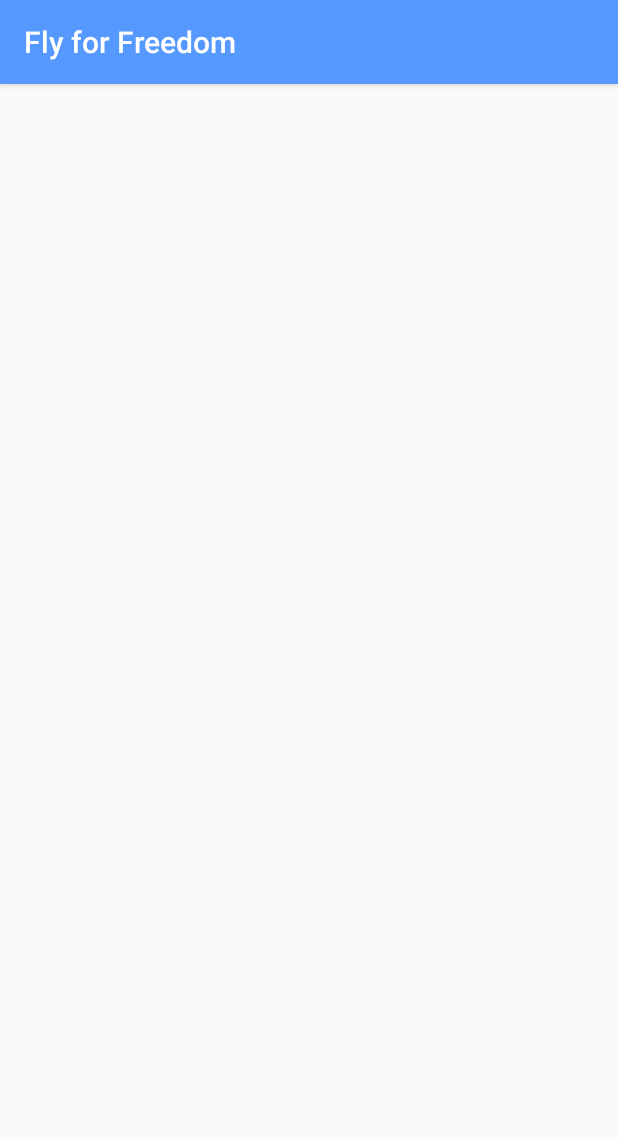
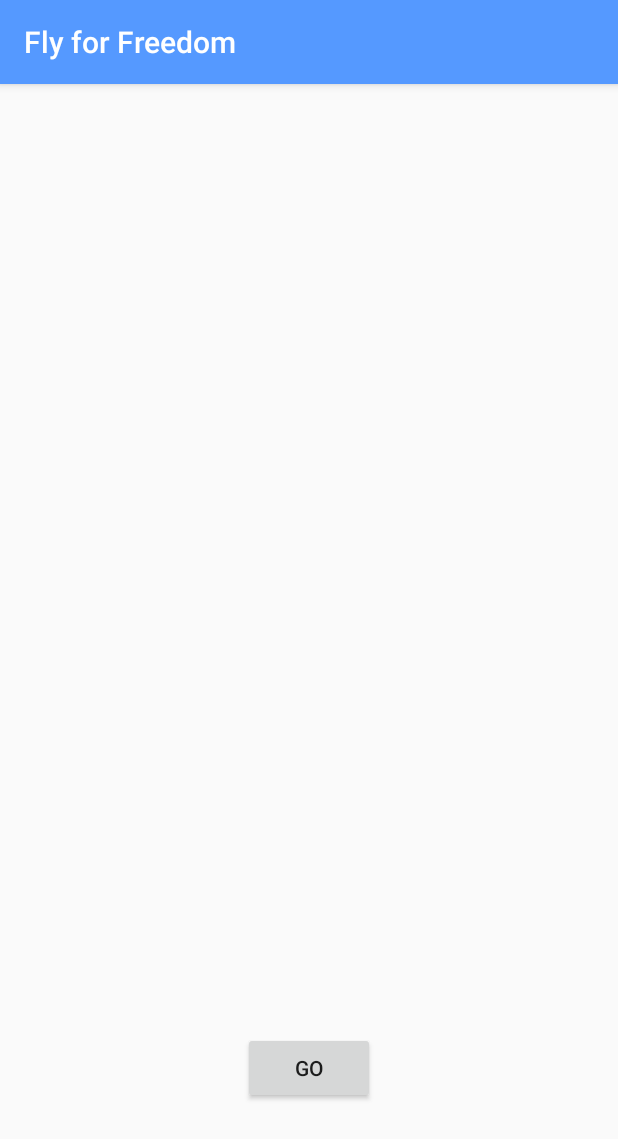
Before and after one commit to ChingWenWen/Fly-for-Freedom, an Android app: the MainActivity screen opened directly, with no data from a screen before it, on a phone screen of 412 x 824 dp. Shown: the top 1139 px of the screen. Run offline under Robolectric (Android 15) with nearby library versions, the phone set to English and light mode, and no system bars.

Commit message:
切換頁面

```diff
--- a/app/src/main/java/com/example/flyforfreedom/MainActivity.java
+++ b/app/src/main/java/com/example/flyforfreedom/MainActivity.java
@@ -2,13 +2,23 @@
 
 import androidx.appcompat.app.AppCompatActivity;
 
+import android.content.Intent;
 import android.os.Bundle;
+import android.view.View;
+import android.widget.Button;
 
 public class MainActivity extends AppCompatActivity {
-
+    private Button go;
     @Override
     protected void onCreate(Bundle savedInstanceState) {
         super.onCreate(savedInstanceState);
         setContentView(R.layout.activity_main);
+
+        go = findViewById(R.id.go);
+    }
+
+    public void onClick(View v){
+        Intent intent = new Intent(this, ChooseAirplaneActivity.class);
+        startActivity(intent);
     }
 }
--- a/app/src/main/res/layout/activity_main.xml
+++ b/app/src/main/res/layout/activity_main.xml
@@ -6,4 +6,17 @@
     android:layout_height="match_parent"
     tools:context=".MainActivity">
 
+    <Button
+        android:id="@+id/go"
+        android:layout_width="wrap_content"
+        android:layout_height="wrap_content"
+        android:layout_marginStart="161dp"
+        android:layout_marginLeft="161dp"
+        android:layout_marginEnd="162dp"
+        android:layout_marginRight="162dp"
+        android:layout_marginBottom="88dp"
+        android:text="GO"
+        app:layout_constraintBottom_toBottomOf="parent"
+        app:layout_constraintEnd_toEndOf="parent"
+        app:layout_constraintStart_toStartOf="parent" />
 </androidx.constraintlayout.widget.ConstraintLayout>
```
